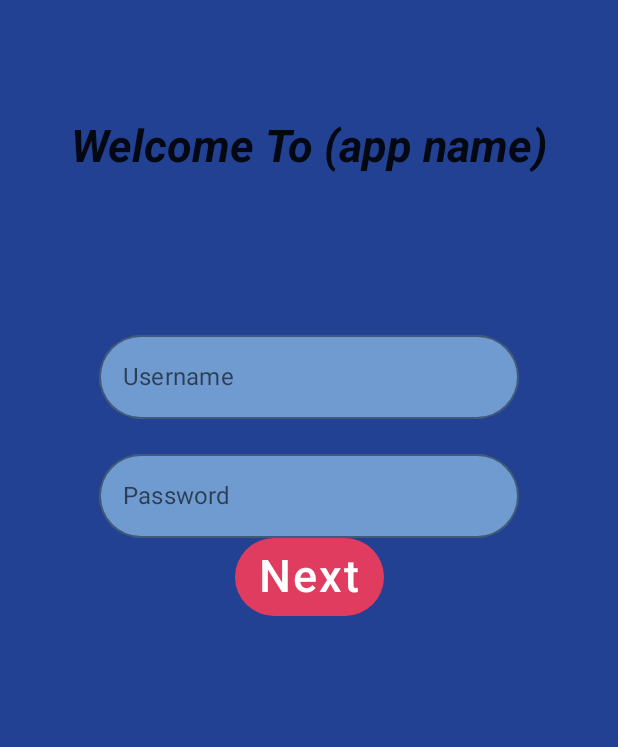
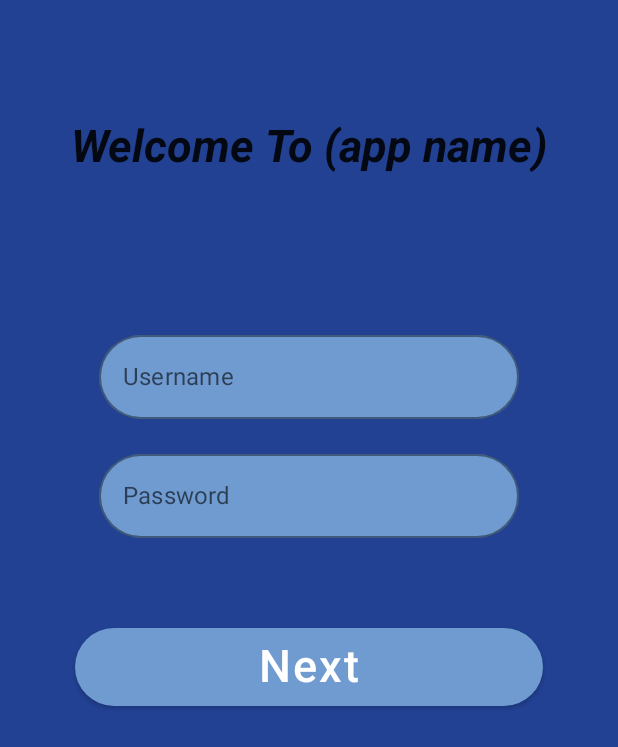
Before and after one commit to idos1234/TicTacToe, an Android app built with Jetpack Compose: the screen it shows after launch (MainActivity), after a tap on "Next", on a phone screen of 412 x 824 dp. Shown: the top 747 px of the screen. Run offline under Robolectric (Android 15) with nearby library versions, the phone set to English and light mode, and no system bars; our stand-ins replace Room's generated code.

Commit message:
Finishing the Sign Up Screen

```diff
--- a/app/src/main/java/com/example/tictactoe/data/PlayerUiState.kt
+++ b/app/src/main/java/com/example/tictactoe/data/PlayerUiState.kt
@@ -2,8 +2,8 @@ package com.example.tictactoe.data
 
 data class PlayerUiState(
     val id: Int = 0,
-    val name: String = "",
-    val password: String? = ""
+    var name: String = "",
+    var password: String? = ""
 )
 
 fun PlayerUiState.toPlayer(): Player = Player(
--- a/app/src/main/java/com/example/tictactoe/ui/Screen/SettingScreen.kt
+++ b/app/src/main/java/com/example/tictactoe/ui/Screen/SettingScreen.kt
@@ -54,8 +54,8 @@ fun ShowPlayersButton(Players: List<Player> = listOf()) {
         else -> Icons.Default.KeyboardArrowUp
     }
 
-    Card(elevation = 4.dp, backgroundColor = Secondery) {
-        Column(horizontalAlignment = Alignment.CenterHorizontally) {
+    Column(horizontalAlignment = Alignment.CenterHorizontally) {
+        Card(elevation = 4.dp, backgroundColor = Secondery) {
                 Row() {
                     Text(text = "Show Players", fontSize = 30.sp, fontWeight = FontWeight.Bold, color = Color.Black, modifier = Modifier.padding(4.dp))
 
@@ -63,9 +63,9 @@ fun ShowPlayersButton(Players: List<Player> = listOf()) {
                         Icon(imageVector = icon, contentDescription = null, tint = Color.Black)
                     }
             }
-            if (toShowPlayers) {
-                ShowPlayers(Players = Players)
-            }
+        }
+        if (toShowPlayers) {
+            ShowPlayers(Players = Players)
         }
     }
 }
@@ -77,8 +77,16 @@ fun ShowPlayers(Players: List<Player>) {
     } else {
         LazyColumn(verticalArrangement = Arrangement.Center) {
             items(items = Players, key = { it.id }) { player ->
-                Card {
-                    Text(text = player.name, fontSize = 50.sp)
+                Card(backgroundColor = Secondery, elevation = 10.dp, modifier = Modifier
+                    .width(250.dp)
+                    .padding(16.dp)) {
+                    Column(horizontalAlignment = Alignment.CenterHorizontally) {
+                        Row(verticalAlignment = Alignment.CenterVertically) {
+                            Spacer(modifier = Modifier.width(20.dp))
+                            Text(text = "${player.id}.", fontSize = 30.sp, modifier = Modifier.weight(1f))
+                            Text(text = player.name, fontSize = 30.sp, modifier = Modifier.weight(2f))
+                        }
+                    }
                 }
             }
         }
--- a/app/src/main/java/com/example/tictactoe/ui/Screen/SignUpScreen.kt
+++ b/app/src/main/java/com/example/tictactoe/ui/Screen/SignUpScreen.kt
@@ -1,57 +1,44 @@
 package com.example.tictactoe.ui.Screen
 
+import android.widget.Toast
 import androidx.compose.foundation.background
 import androidx.compose.foundation.layout.*
+import androidx.compose.foundation.text.KeyboardActions
 import androidx.compose.foundation.text.KeyboardOptions
 import androidx.compose.material.*
-import androidx.compose.runtime.Composable
-import androidx.compose.runtime.mutableStateOf
-import androidx.compose.runtime.remember
-import androidx.compose.runtime.rememberCoroutineScope
+import androidx.compose.runtime.*
 import androidx.compose.ui.Alignment
 import androidx.compose.ui.Modifier
-import androidx.compose.ui.graphics.Color
+import androidx.compose.ui.focus.FocusDirection
+import androidx.compose.ui.platform.LocalContext
+import androidx.compose.ui.platform.LocalFocusManager
 import androidx.compose.ui.text.font.FontStyle
 import androidx.compose.ui.text.font.FontWeight
 import androidx.compose.ui.text.input.ImeAction
 import androidx.compose.ui.text.input.KeyboardType
-import androidx.compose.ui.text.input.TextFieldValue
 import androidx.compose.ui.tooling.preview.Preview
 import androidx.compose.ui.unit.dp
 import androidx.compose.ui.unit.sp
 import androidx.lifecycle.viewmodel.compose.viewModel
+import com.example.tictactoe.data.PlayerUiState
+import com.example.tictactoe.data.isValid
 import com.example.tictactoe.ui.AppViewModelProvider
 import com.example.tictactoe.ui.theme.BackGround
-import com.example.tictactoe.ui.theme.Primery
 import com.example.tictactoe.ui.theme.Secondery
 import com.example.tictactoe.ui.theme.Shapes
 import kotlinx.coroutines.launch
 
 @Composable
-fun MyAppTextFieldColors(
-    textColor: Color = Color.Black,
-    disabledTextColor: Color = Color.White,
-    backgroundColor: Color = Secondery,
-    cursorColor: Color = Color.White,
-    errorCursorColor: Color = Primery,
-) = TextFieldDefaults.textFieldColors(
-    textColor = textColor,
-    disabledTextColor = disabledTextColor,
-    backgroundColor = backgroundColor,
-    cursorColor = cursorColor,
-    errorCursorColor = errorCursorColor,
-)
-
-
-    @Composable
 fun SignUpScreen(
-        viewModel: SignUpViewModel = viewModel(factory = AppViewModelProvider.Factory)
+    viewModel: SignUpViewModel = viewModel(factory = AppViewModelProvider.Factory)
 ) {
     val coroutineScope = rememberCoroutineScope()
+    val Context = LocalContext.current
 
-    val username = remember { mutableStateOf(TextFieldValue()) }
-    val password = remember { mutableStateOf(TextFieldValue()) }
-
+    val uiState = viewModel.playerUiState
+    var isPasswordOrNameEmpty by remember {
+        mutableStateOf(false)
+    }
 
 
     Column(horizontalAlignment = Alignment.CenterHorizontally, modifier = Modifier
@@ -61,40 +48,33 @@ fun SignUpScreen(
         Spacer(modifier = Modifier.height(80.dp))
         Text(text = "Welcome To (app name)", fontSize = 30.sp, fontStyle = FontStyle.Italic, fontWeight = FontWeight.Bold)
         Spacer(modifier = Modifier.height(100.dp))
-        OutlinedTextField(
-            value = username.value,
-            onValueChange = { username.value = it },
-            singleLine = true,
-            label = { Text(text = "Username") },
-            keyboardOptions = KeyboardOptions.Default.copy(
-                imeAction = ImeAction.Done,
-                keyboardType = KeyboardType.Text
-            ),
-            colors = MyAppTextFieldColors(),
-            shape = Shapes.large,
-        )
 
-        Spacer(modifier = Modifier.height(15.dp))
+        SignUpInputForm(
+            playerUiState = uiState,
+            onValueChange = viewModel::updateUiState)
 
-        OutlinedTextField(
-            value = password.value,
-            onValueChange = { password.value = it },
-            singleLine = true,
-            label = { Text(text = "Password") },
-            keyboardOptions = KeyboardOptions.Default.copy(
-                imeAction = ImeAction.Done,
-                keyboardType = KeyboardType.Text
-            ),
-            colors = MyAppTextFieldColors(),
-            shape = Shapes.large,
-        )
+        if (isPasswordOrNameEmpty) {
+            Toast.makeText(Context, "You have to fill all of the labels", Toast.LENGTH_SHORT).show()
+            isPasswordOrNameEmpty = false
+        }
+
+        Spacer(modifier = Modifier.height(60.dp))
+
         Button(
             onClick = {
-            coroutineScope.launch {
-                viewModel.savePlayer()
-            }
+             if (uiState.isValid() && uiState.password!!.isNotEmpty()) {
+                 coroutineScope.launch {
+                     viewModel.savePlayer()
+                 }
+             } else {
+                 isPasswordOrNameEmpty = true
+             }
         },
-            shape = Shapes.large
+            shape = Shapes.large,
+            colors = ButtonDefaults.buttonColors(Secondery),
+            modifier = Modifier
+                .fillMaxWidth()
+                .padding(horizontal = 50.dp)
 
         ) {
             Text(text = "Next", fontWeight = FontWeight.SemiBold, fontSize = 30.sp)
@@ -102,6 +82,45 @@ fun SignUpScreen(
     }
 }
 
+@Composable
+fun SignUpInputForm(
+    onValueChange: (PlayerUiState) -> Unit = {},
+    playerUiState: PlayerUiState
+) {
+    val focusManager = LocalFocusManager.current
+
+    OutlinedTextField(
+        value = playerUiState.name,
+        onValueChange = { onValueChange(playerUiState.copy(name = it)) },
+        singleLine = true,
+        label = { Text(text = "Username") },
+        keyboardOptions = KeyboardOptions.Default.copy(
+            imeAction = ImeAction.Next,
+            keyboardType = KeyboardType.Text
+        ),
+        keyboardActions = KeyboardActions(
+            onNext = { focusManager.moveFocus(FocusDirection.Down) }
+        ),
+        colors = TextFieldDefaults.textFieldColors(backgroundColor = Secondery),
+        shape = Shapes.large,
+    )
+
+    Spacer(modifier = Modifier.height(15.dp))
+
+    OutlinedTextField(
+        value = playerUiState.password!!,
+        onValueChange = { onValueChange(playerUiState.copy(password = it)) },
+        singleLine = true,
+        label = { Text(text = "Password") },
+        keyboardOptions = KeyboardOptions.Default.copy(
+            imeAction = ImeAction.Done,
+            keyboardType = KeyboardType.Text
+        ),
+        colors = TextFieldDefaults.textFieldColors(backgroundColor = Secondery),
+        shape = Shapes.large,
+    )
+}
+
 @Preview(showBackground = true)
 @Composable
 fun SignUpScreenPreview() {
--- a/app/src/main/java/com/example/tictactoe/ui/Screen/SignUpViewModel.kt
+++ b/app/src/main/java/com/example/tictactoe/ui/Screen/SignUpViewModel.kt
@@ -13,6 +13,10 @@ class SignUpViewModel(private val playerRepository: PlayerRepository): ViewModel
     var playerUiState by mutableStateOf(PlayerUiState())
         private set
 
+    fun updateUiState(newPlayerUiState: PlayerUiState) {
+        playerUiState = newPlayerUiState.copy()
+    }
+
     suspend fun savePlayer() {
         if (playerUiState.isValid()) {
             playerRepository.insertIPlayer(playerUiState.toPlayer())
```
